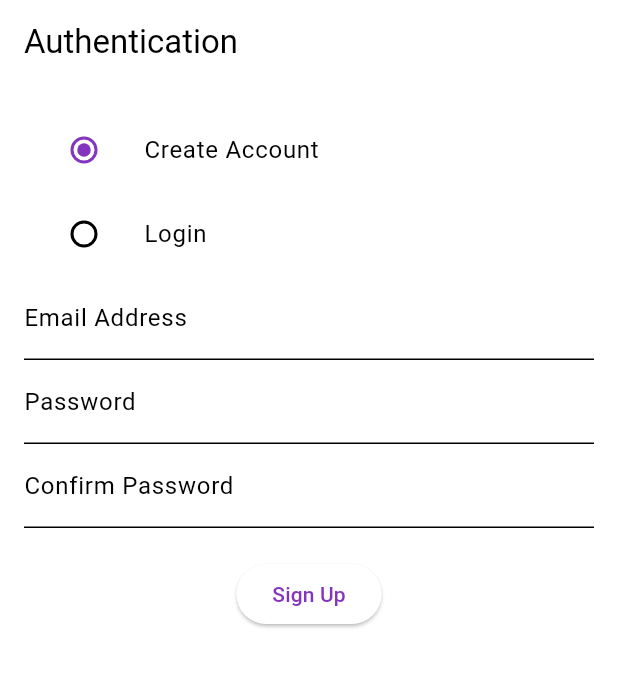
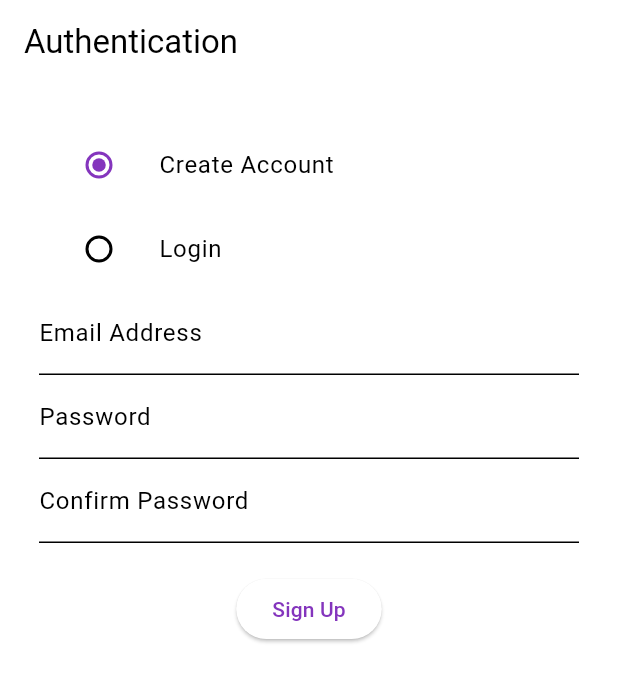
Before and after one commit to ThomasSchiolerH/DataCollectionFramework, a Flutter app: the screen it shows after launch, on a phone screen of 412 x 824 dp. Shown: the top 682 px of the screen. Run offline on Flutter 3.47's test engine with Material 3 defaults, Android fonts, the light colour scheme and no system bars.

Commit message:
auth screen ui

```diff
--- a/App/lib/features/auth/screens/auth_screen.dart
+++ b/App/lib/features/auth/screens/auth_screen.dart
@@ -26,7 +26,7 @@ class _AuthScreenState extends State<AuthScreen> {
         title: Text('Authentication'),
       ),
       body: Padding(
-        padding: const EdgeInsets.all(16.0),
+        padding: const EdgeInsets.all(26.0),
         child: Column(
           children: <Widget>[
             ListTile(
```
